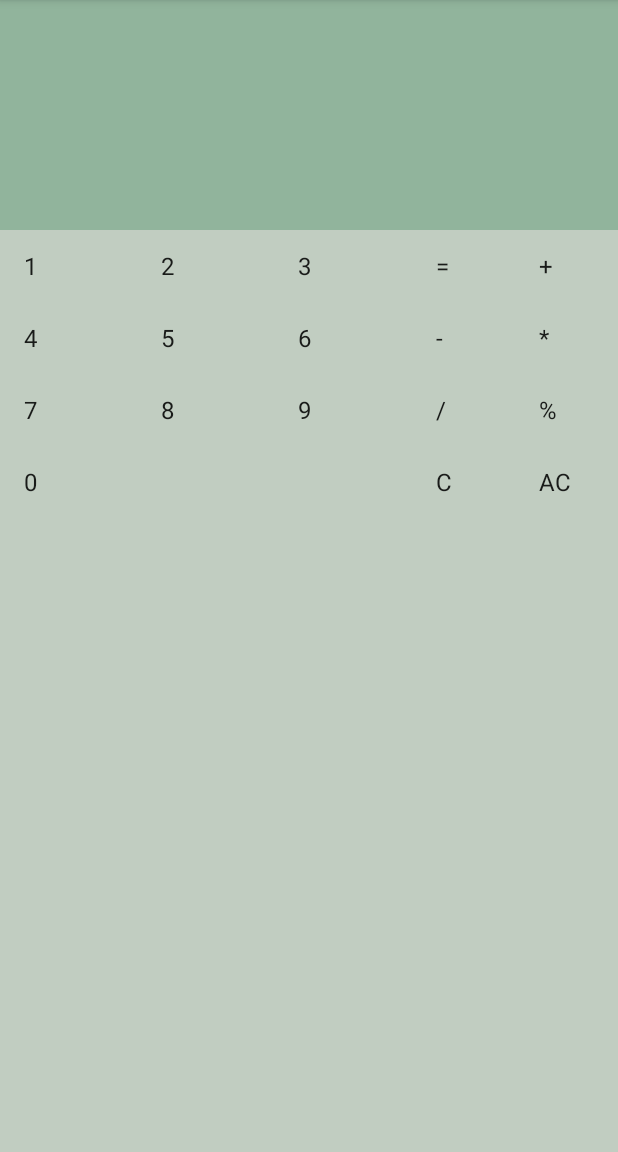
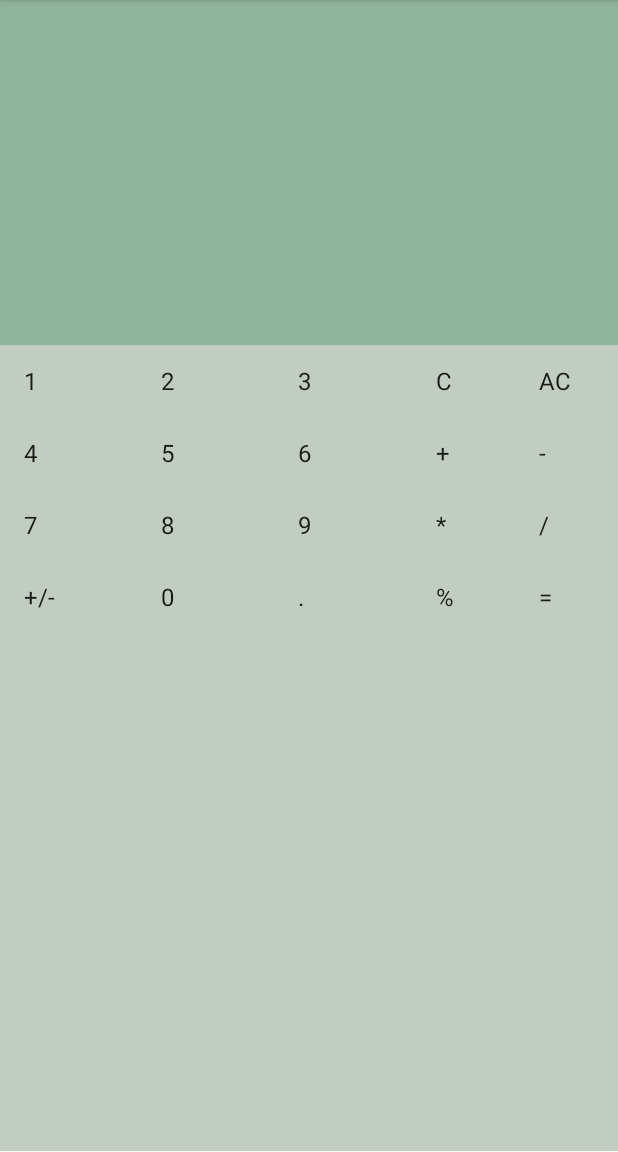
Before and after one commit to zoedai/MiniCalculator, an Android app: the screen it shows after launch (MainActivity), on a phone screen of 412 x 824 dp, the part 84-1236 px from its top. Run offline under Robolectric (Android 15) with nearby library versions, the phone set to English and light mode, and no system bars.

Commit message:
added calculation

```diff
--- a/app/src/main/res/layout/activity_main.xml
+++ b/app/src/main/res/layout/activity_main.xml
@@ -12,20 +12,29 @@
     <TextView
         android:layout_width="match_parent"
         android:layout_height="0dp"
+        android:layout_weight="0.1"
+        android:textSize = "22dp"
+        android:background="#91B49C"
+        android:layout_gravity="right"
+        android:textColor="#3F5F3F"
+        android:id="@+id/lcd"
+        android:textAlignment="textEnd"
+        android:typeface="monospace" />
+    <TextView
+        android:id="@+id/lcd_2"
+        android:layout_width="match_parent"
+        android:layout_height="0dp"
         android:layout_weight="0.2"
         android:textSize = "40dp"
         android:background="#91B49C"
         android:layout_gravity="right"
         android:textColor="#2F4F2F"
-        android:text="@string/screen"
-        android:id="@+id/lcd"
-        android:phoneNumber="false"
         android:textAlignment="textEnd"
         android:typeface="monospace" />
 
     <LinearLayout
         android:layout_width="wrap_content"
-        android:layout_weight="0.8"
+        android:layout_weight="0.7"
         android:layout_height="0dp"
         android:orientation="horizontal"
         android:weightSum="6">
```
Also changed, not shown: app/src/main/java/com/example/dai/minicalculator/MainActivity.java (+125 -9 lines).
